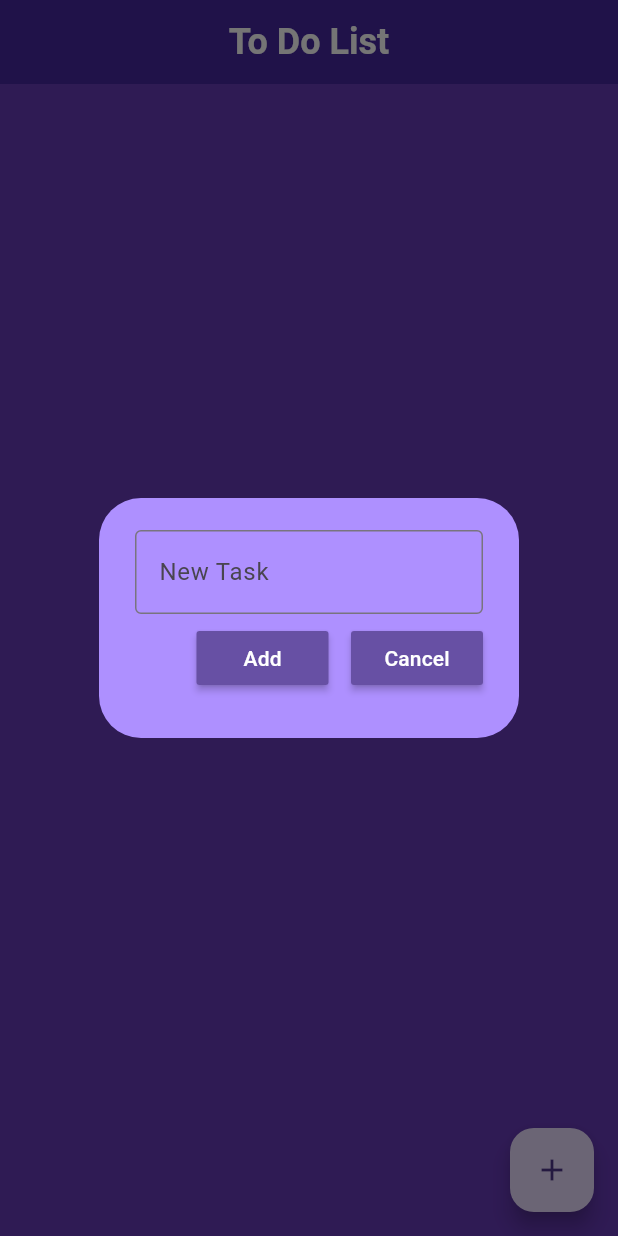
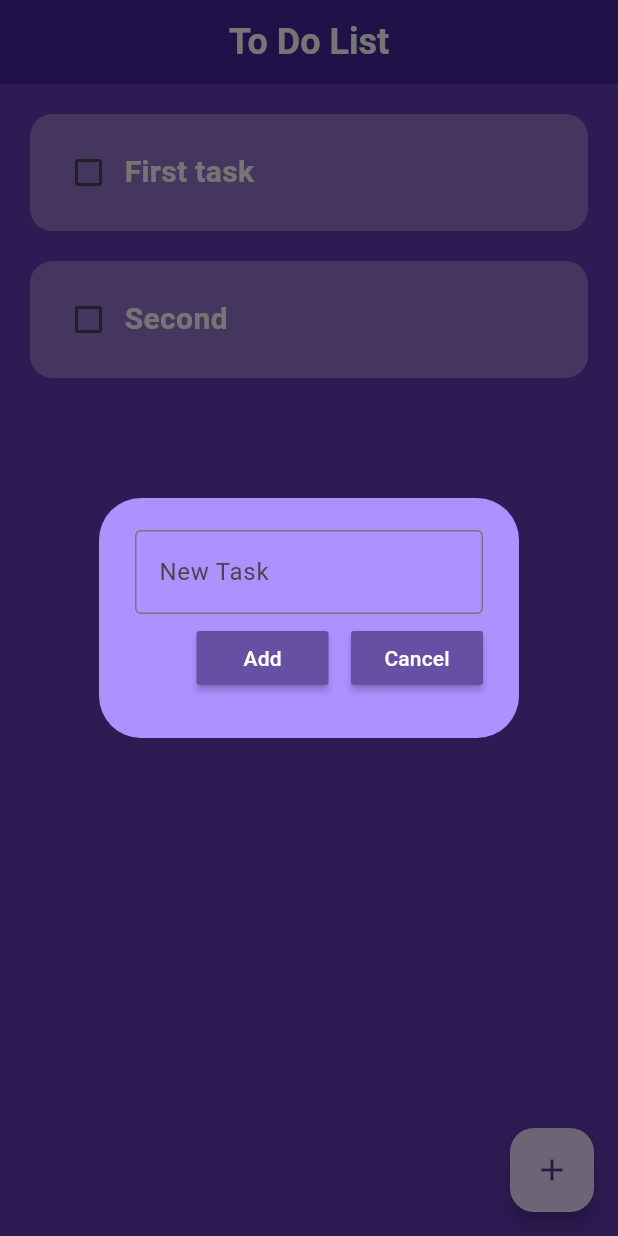
Before and after one commit to AltonChai/TodoList, a Flutter app: the screen it shows after launch, after a tap on the "add" icon, on a phone screen of 412 x 824 dp. Run offline on Flutter 3.47's test engine with Material 3 defaults, Android fonts, the phone set to English and light mode, and no system bars; drawn by our look-alikes of flutter_slidable; our stand-ins replace hive_flutter; accounts and stored records are empty.

Commit message:
Database function update
can update database ,remember user's data

```diff
--- a/lib/home.dart
+++ b/lib/home.dart
@@ -15,6 +15,18 @@ class _HomePageState extends State<HomePage> {
   //reference the hive box
   final _myBox = Hive.box('mybox');
   ToDoDataBase db = ToDoDataBase();
+  @override
+  void initState() {
+    super.initState();
+    // if first time launching , create default data
+    if (_myBox.get("TODOLIST") == null) {
+      db.creatinitdata();
+    } else {
+      //already have data in the list
+      db.loadData();
+    }
+  }
+
   // text controller
   final _controller = TextEditingController();
 
@@ -23,6 +35,7 @@ class _HomePageState extends State<HomePage> {
     setState(() {
       db.verygoodlist[index][1] = !db.verygoodlist[index][1];
     });
+    db.updatedb();
   }
 
   void savenewtask() {
@@ -31,6 +44,7 @@ class _HomePageState extends State<HomePage> {
       _controller.clear();
     });
     Navigator.of(context).pop();
+    db.updatedb();
   }
 
   void createnewtiles() {
@@ -43,6 +57,7 @@ class _HomePageState extends State<HomePage> {
             oncancel: () => Navigator.of(context).pop(),
           );
         });
+    db.updatedb();
   }
 
 // delete task
@@ -50,6 +65,7 @@ class _HomePageState extends State<HomePage> {
     setState(() {
       db.verygoodlist.removeAt(index);
     });
+    db.updatedb();
   }
 
   @override
--- a/lib/utils/Data/database.dart
+++ b/lib/utils/Data/database.dart
@@ -4,5 +4,22 @@ class ToDoDataBase {
   List verygoodlist = [];
 
   //reference the box
-  final _mybox = Hive.openBox('mybox');
+  final _mybox = Hive.box('mybox');
+  // this will run when first time app open
+  void creatinitdata() {
+    verygoodlist = [
+      ["First task", false],
+      ["Second", false],
+    ];
+  }
+
+  //load data from db
+  void loadData() {
+    verygoodlist = _mybox.get("TODOLIST");
+  }
+
+  //update db
+  void updatedb() {
+    _mybox.put("TODOLIST", verygoodlist);
+  }
 }
```
